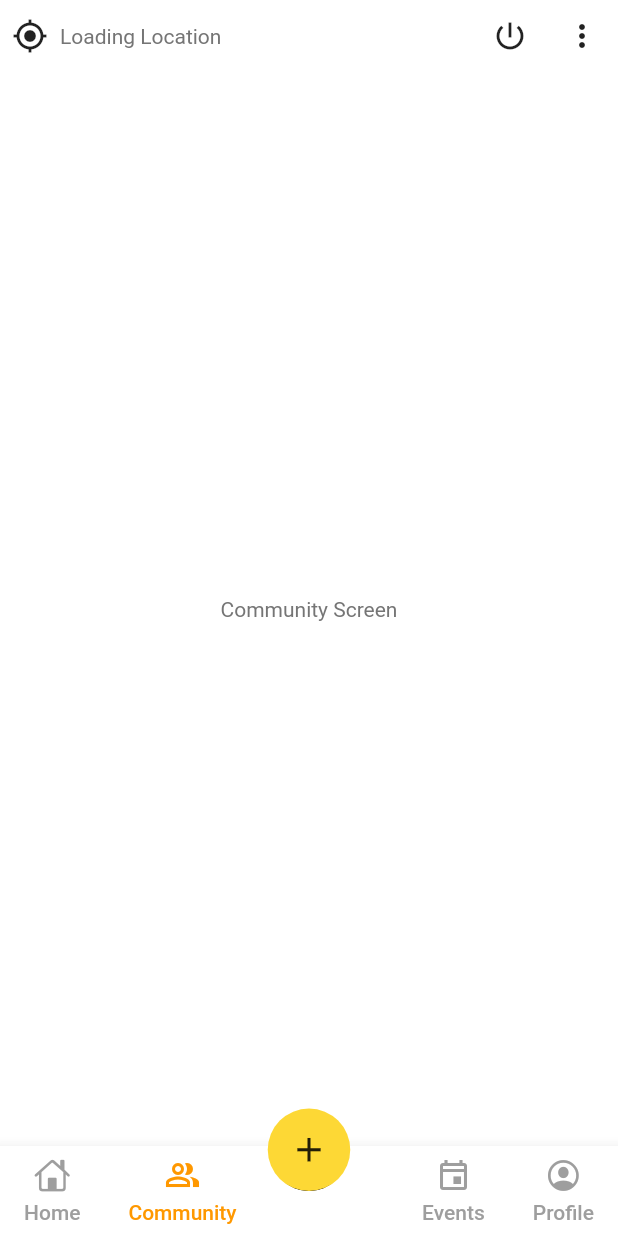
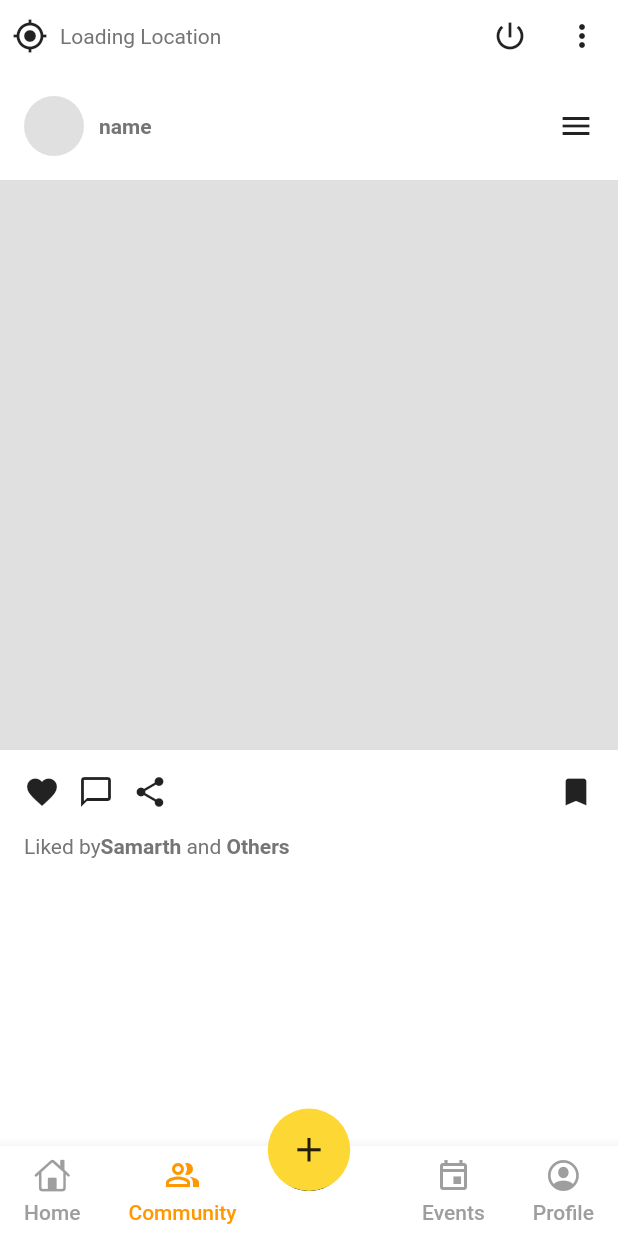
Before and after one commit to jaydip-pawar/Clean_Me-User_App, a Flutter app: the screen it shows once a user with an empty profile is signed in, scrolled down 116 dp, after a tap on "Community", on a phone screen of 412 x 824 dp. Run offline on Flutter 3.47's test engine with Material 2 defaults, Android fonts, the phone set to English and light mode, and no system bars; our stand-ins replace cloud_firestore, email_validator, firebase_auth, firebase_core, flutter_easyloading, geolocator and 3 more; missing offline and left inert: geocode; accounts and stored records are empty.

Commit message:
community Screen

```diff
--- a/lib/screens/home/sub_screens/community_screen.dart
+++ b/lib/screens/home/sub_screens/community_screen.dart
@@ -10,11 +10,82 @@ class CommunityScreen extends StatefulWidget {
 }
 
 class _CommunityScreenState extends State<CommunityScreen> {
-
   @override
   Widget build(BuildContext context) {
-    return const Center(
-      child: Text("Community Screen"),
+    return Column(
+      children: [
+        Padding(
+          padding: const EdgeInsets.all(16.0),
+          child: Row(
+            mainAxisAlignment: MainAxisAlignment.spaceBetween,
+            children: [
+              Row(
+                children: [
+                  //proile photo
+                  Container(
+                    width: 40,
+                    height: 40,
+                    decoration: BoxDecoration(
+                      color: Colors.grey[300],
+                      shape: BoxShape.circle,
+                    ),
+                  ),
+                  SizedBox(
+                    width: 10,
+                  ),
+                  Text(
+                    "name",
+                    style: TextStyle(fontWeight: FontWeight.bold),
+                  )
+                ],
+              ),
+              Icon(Icons.menu)
+            ],
+          ),
+        ),
+        //post
+        Container(
+          height: 380,
+          color: Colors.grey[300],
+        ),
+        //below the post -> buttons and comments
+        Padding(
+          padding: const EdgeInsets.all(16.0),
+          child: Row(
+            mainAxisAlignment: MainAxisAlignment.spaceBetween,
+            children: [
+              Row(
+                children: [
+                  Icon(Icons.favorite),
+                  Padding(
+                    padding: const EdgeInsets.symmetric(horizontal: 12.0),
+                    child: Icon(Icons.chat_bubble_outline),
+                  ),
+                  Icon(Icons.share),
+                ],
+              ),
+              Icon(Icons.bookmark),
+            ],
+          ),
+        ),
+
+        //comments
+        Padding(
+          padding: const EdgeInsets.only(left: 16.0),
+          child: Row(children: [
+            Text('Liked by'),
+            Text(
+              'Samarth',
+              style: TextStyle(fontWeight: FontWeight.bold),
+            ),
+            Text(' and '),
+            Text(
+              'Others',
+              style: TextStyle(fontWeight: FontWeight.bold),
+            ),
+          ]),
+        )
+      ],
     );
   }
 }
```
Also changed, not shown: lib/popup_menuitems/help.dart (added).
